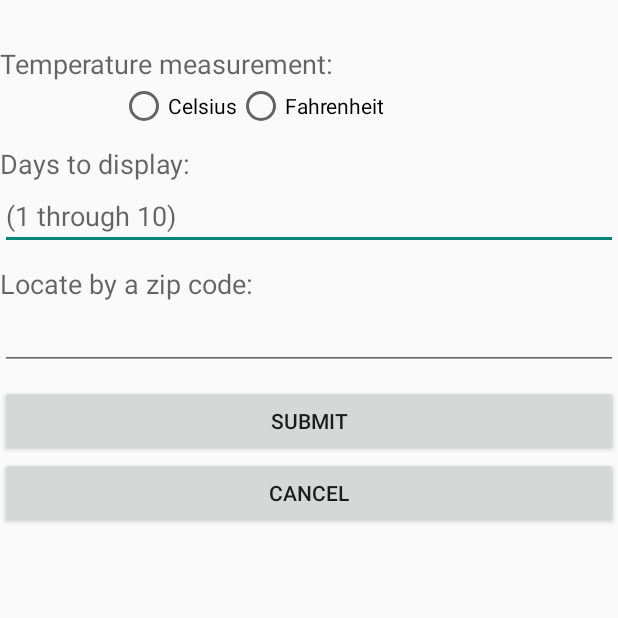
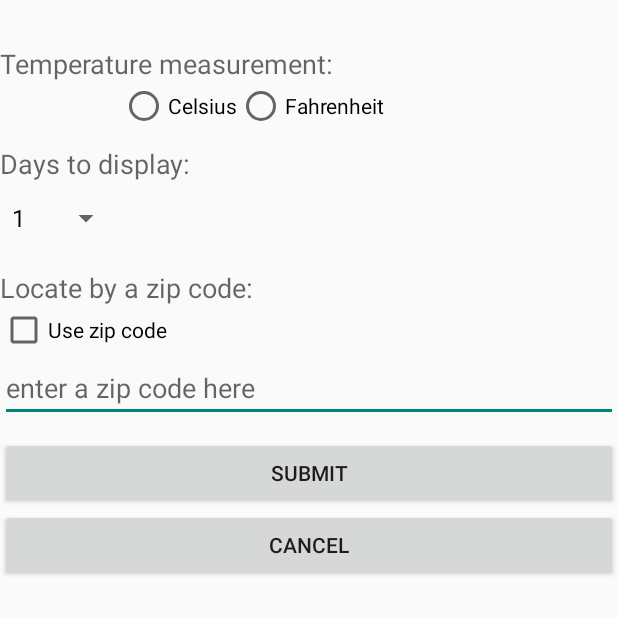
Before and after one commit to tczs91/Weather-App, an Android app: the screen it shows after launch (SettingActivity), after a tap on "SETTINGS", on a phone screen of 412 x 824 dp, the top half of it. Run offline under Robolectric (Android 15) with nearby library versions, the phone set to English and light mode, and no system bars; our stand-ins replace Picasso; pictures from the network do not load.

Commit message:
Finished setting_layout and ActivitySetting

```diff
--- a/app/src/main/java/com/example/user/weatherapp/activity/SettingActivity.java
+++ b/app/src/main/java/com/example/user/weatherapp/activity/SettingActivity.java
@@ -1,25 +1,40 @@
 package com.example.user.weatherapp.activity;
 
 import android.content.Intent;
+import android.content.SharedPreferences;
 import android.os.Bundle;
+import android.preference.PreferenceManager;
 import android.support.v7.app.AppCompatActivity;
-import android.text.TextUtils;
 import android.view.View;
+import android.widget.AdapterView;
+import android.widget.ArrayAdapter;
 import android.widget.Button;
+import android.widget.CheckBox;
 import android.widget.EditText;
+import android.widget.RadioButton;
 import android.widget.RadioGroup;
-import android.widget.Toast;
+import android.widget.Spinner;
+import android.widget.TextView;
 
 import com.example.user.weatherapp.R;
 
-public class SettingActivity extends AppCompatActivity {
-    private EditText mDaysToDisp;
+public class SettingActivity extends AppCompatActivity implements AdapterView.OnItemSelectedListener{
+    //private EditText mDaysToDisp;
     private EditText mZipCode;
     private RadioGroup mBtnGroup;
-    private String mTemperatureMeasurement;
-
     private Button mSubmitBtn;
     private Button mCancelBtn;
+    private Spinner mDayDispSpinner;
+    private CheckBox mCheckUseZipCode;
+
+    //Variables used to get the sharedpreferences
+    private String mTemperatureMeasurement;
+    private String mLanguage;
+    private String mZipCodePref;
+    private String mDaysToDisplay;
+    private Boolean mIsUsingZipCode;
+
+
 
     @Override
     protected void onCreate(Bundle savedInstanceState) {
@@ -27,37 +42,63 @@ public class SettingActivity extends AppCompatActivity {
         setContentView(R.layout.activity_setting);
 
 
+        //wire up checkbox
+        mCheckUseZipCode = (CheckBox) findViewById(R.id.useZipCheckBox);
+
+        //Load SharedPrefs
+        LoadPrefs();
+
         //wire up
-        mDaysToDisp = (EditText)findViewById(R.id.daysToDispEditText);
         mZipCode = (EditText)findViewById(R.id.zipCodeEditText);
         mBtnGroup = (RadioGroup)findViewById(R.id.btn_group);
+        ArrayAdapter dispAdapter=ArrayAdapter.createFromResource(this,R.array.disp_days,android.R.layout.simple_spinner_dropdown_item);
+        mDayDispSpinner = (Spinner) findViewById(R.id.dayDispSpinner);
+        mDayDispSpinner.setAdapter(dispAdapter);
+        mDayDispSpinner.setOnItemSelectedListener(this);
 
         mSubmitBtn = (Button)findViewById(R.id.btn_submit);
         mSubmitBtn.setOnClickListener(new View.OnClickListener() {
             @Override
             public void onClick(View v) {
-                if(check() == true) {
-                    //// TODO: 10/26/15 return to weathermain and change the settings
+                    SavePrefs("DaysToDisplay",mDaysToDisplay);
+
+                    //handle if group button selected if then pass F or C
+                    if(mBtnGroup.getCheckedRadioButtonId() != -1) {
+                        RadioButton radioButton = (RadioButton) findViewById(mBtnGroup.getCheckedRadioButtonId());
+                        mTemperatureMeasurement = radioButton.getText().toString();
+                        SavePrefs("TempMeasurement", mTemperatureMeasurement);
+                    }
+
+
+                    //use the zip code to relocate
+                    //if the user has imputed a zipcode
+                    if(mCheckUseZipCode.isChecked()) {
+                        mZipCodePref = mZipCode.getText().toString();
+                        SavePrefs("ZipCode", mZipCodePref);
+                        mIsUsingZipCode = true;
+                        SavePrefs("IsUsingZipCode", mIsUsingZipCode);
+                    } else {
+                        mIsUsingZipCode = false;
+                        SavePrefs("IsUsingZipCode", mIsUsingZipCode);
+                    }
+                    /*if(TextUtils.isEmpty(mZipCode.getText().toString())) {}
+                    else {
+                        mZipCodePref = mZipCode.getText().toString();
+                        SavePrefs("ZipCode", mZipCodePref);
+                        mIsUsingZipCode = true;
+                        SavePrefs("IsUsingZipCode", mIsUsingZipCode);
+                    }
+*/
+                    //Todo: create new groupbutton in layout and pass the language
+                    mLanguage = "ENG";
+                    SavePrefs("Language", mLanguage);
+
                     Intent intent = new Intent(SettingActivity.this, WeatherMainActivity.class);
                     finish();
                     startActivity(intent);
-                }
+
             }
 
-            /*@Override
-            public void onClick(View v) {
-                if(check() == true) {
-                    User user = new User();
-                    user.setUserEmail(mUserEmailValue.getText().toString());
-                    user.setUserName(mUserNickNameValue.getText().toString());
-                    user.setUserPwd(mUserPwdValue.getText().toString());
-                    user.setUserGender(mUserGender);
-                    user.setUserDob(mUserDob);
-                    user.setUserDescription(mUserDesValue.getText().toString());
-                    UserService userService = new UserService(SignUpActivity.this, "SignUp", SignUpActivity.this);
-                    userService.signUp(user);
-                }
-            }*/
         });
 
         mCancelBtn = (Button)findViewById(R.id.btn_cancel);
@@ -69,36 +110,35 @@ public class SettingActivity extends AppCompatActivity {
                 startActivity(intent);
             }
         });
-
         //finish wire up
 
-
-        /*Toolbar toolbar = (Toolbar) findViewById(R.id.toolbar);
-        setSupportActionBar(toolbar);
-
-        FloatingActionButton fab = (FloatingActionButton) findViewById(R.id.fab);
-        fab.setOnClickListener(new View.OnClickListener() {
-            @Override
-            public void onClick(View view) {
-                Snackbar.make(view, "Replace with your own action", Snackbar.LENGTH_LONG)
-                        .setAction("Action", null).show();
-            }
-        });*/
     }
 
     private void LoadPrefs() {
-
-    }
-
-    private  void SavePrefs(String key, boolean value) {
-
+        SharedPreferences sp = PreferenceManager.getDefaultSharedPreferences(this);
+        mDaysToDisplay = sp.getString("DaysToDisplay", "3");
+        mLanguage = sp.getString("Language", "ENG");
+        mTemperatureMeasurement = sp.getString("TempMeasurement", "Fahrenheit");
+        mZipCodePref = sp.getString("ZipCode", "22202");
+        mIsUsingZipCode = sp.getBoolean("IsUsingZipCode", false);
+        if(mIsUsingZipCode) {
+            mCheckUseZipCode.setChecked(true);
+        }
     }
 
     private  void SavePrefs(String key, String value) {
-
+        SharedPreferences sp = PreferenceManager.getDefaultSharedPreferences(this);
+        SharedPreferences.Editor edit = sp.edit();
+        edit.putString(key,value);
+        edit.commit();
     }
 
-
+    private  void SavePrefs(String key, Boolean value) {
+        SharedPreferences sp = PreferenceManager.getDefaultSharedPreferences(this);
+        SharedPreferences.Editor edit = sp.edit();
+        edit.putBoolean(key,value);
+        edit.commit();
+    }
 
     @Override
     public void onBackPressed() {
@@ -108,25 +148,14 @@ public class SettingActivity extends AppCompatActivity {
         startActivity(intent);
     }
 
-    private boolean check() {
-        if(TextUtils.isEmpty(mDaysToDisp.getText().toString())) {
-            return true;
-        } else if(mDaysToDisp.getText().toString().equals("1")
-                ||mDaysToDisp.getText().toString().equals("2")
-                ||mDaysToDisp.getText().toString().equals("3")
-                ||mDaysToDisp.getText().toString().equals("4")
-                ||mDaysToDisp.getText().toString().equals("5")
-                ||mDaysToDisp.getText().toString().equals("6")
-                ||mDaysToDisp.getText().toString().equals("7")
-                ||mDaysToDisp.getText().toString().equals("8")
-                ||mDaysToDisp.getText().toString().equals("9")
-                ||mDaysToDisp.getText().toString().equals("10")){
-            return true;
-        } else {
-            Toast.makeText(SettingActivity.this, "The number of days to display should be 1 through 10!",Toast.LENGTH_SHORT).show();
-            return false;
-        }
+    @Override
+    public void onItemSelected(AdapterView<?> parent, View view, int position, long id) {
+        TextView myText = (TextView) view;
+        mDaysToDisplay = myText.getText().toString();
     }
 
+    @Override
+    public void onNothingSelected(AdapterView<?> parent) {
 
+    }
 }
--- a/app/src/main/java/com/example/user/weatherapp/activity/WeatherMainActivity.java
+++ b/app/src/main/java/com/example/user/weatherapp/activity/WeatherMainActivity.java
@@ -4,10 +4,12 @@ import android.Manifest;
 import android.app.ProgressDialog;
 import android.content.DialogInterface;
 import android.content.Intent;
+import android.content.SharedPreferences;
 import android.content.pm.PackageManager;
 import android.location.Location;
 import android.os.Build;
 import android.os.Bundle;
+import android.preference.PreferenceManager;
 import android.support.v4.app.ActivityCompat;
 import android.support.v4.content.ContextCompat;
 import android.support.v7.app.AlertDialog;
@@ -40,13 +42,19 @@ public class WeatherMainActivity extends AppCompatActivity implements DownloadWe
     private String mQuery;
     private final String TAG = "WeatherMainActivity";
 
-    //Test Download Weather Data
     private TextView mLocationTextView;
     private Button mSettingButton;
 
     private List<WeatherDay> mWeatherDay = new ArrayList<WeatherDay>();
+    private List<WeatherDay> mListWeatherDay = new ArrayList<WeatherDay>();
     private Location mlocation;
 
+    //Variables used to get the sharedpreferences
+    private String mTemperatureMeasurement;
+    private String mLanguage;
+    private String mZipCodePref;
+    private String mDaysToDisplay;
+    private Boolean mIsUsingZipCode;
 
     private ProgressDialog progressDialog;
     private ProgressDialog weatherProgressDialog;
@@ -58,7 +66,11 @@ public class WeatherMainActivity extends AppCompatActivity implements DownloadWe
         super.onCreate(savedInstanceState);
         setContentView(R.layout.weather_main);
 
-        //downloadTask = new DownloadWeatherDataAsyncTask(this,this);
+        //Load SharedPrefs
+        LoadPrefs();
+
+        final LocationFinder locationFinder = new LocationFinder(this, this);
+
         progressDialog = new ProgressDialog(this);
         weatherProgressDialog = new ProgressDialog(this);
 
@@ -73,6 +85,7 @@ public class WeatherMainActivity extends AppCompatActivity implements DownloadWe
                 startActivity(intent);
             }
         });
+
 
         //inform user of intent to use their location (only for Android 6.0+)
         if(Build.VERSION.SDK_INT >= Build.VERSION_CODES.M && ContextCompat.checkSelfPermission(this, Manifest.permission.ACCESS_COARSE_LOCATION) != PackageManager.PERMISSION_GRANTED){
@@ -91,24 +104,19 @@ public class WeatherMainActivity extends AppCompatActivity implements DownloadWe
                     .show();
         }
 
-        //detect the user location
-        LocationFinder locationFinder = new LocationFinder(this,this);
+        //detect the user location if IsUsingZipCode == false
+        if(mIsUsingZipCode == false) {
             locationFinder.detectLocation();
-
-
-
             progressDialog.setMessage("Locating...");
             progressDialog.show();
-        //Use VA/Arlington as the location to test
+        } else {
+            mQuery = mZipCodePref;
+            weatherProgressDialog.setMessage("Downloading weather Data...");
+            weatherProgressDialog.show();
 
-        //mQuery = mLatitude + "," +mLongitude;
-
-        //String query = "VA/Arlington";
-
-        //// TODO: 10/25/15 find the user's location
-        //downloadTask.execute(mQuery);
-
-
+            downloadTask = new DownloadWeatherDataAsyncTask(this,this);
+            downloadTask.execute(mQuery);
+        }
     }
 
     public void onRequestPermissionsResult(int requestCode, String permissions[], int[] grantResults){
@@ -153,6 +161,11 @@ public class WeatherMainActivity extends AppCompatActivity implements DownloadWe
     public void weatherDataDownloaded(List<WeatherDay> jsonForecast) {
         weatherProgressDialog.hide();
         mWeatherDay = jsonForecast;
+        int dispDays = Integer.valueOf(mDaysToDisplay).intValue();
+        for(int n=0; n< dispDays ;n++) {
+            WeatherDay currentDay = mWeatherDay.get(n);
+            mListWeatherDay.add(currentDay);
+        }
 
         populateListView();
         mLocationTextView.setText(jsonForecast.get(0).getLocation());
@@ -190,7 +203,7 @@ public class WeatherMainActivity extends AppCompatActivity implements DownloadWe
 
     private class WeatherListAdapter extends ArrayAdapter<WeatherDay> {
         public WeatherListAdapter(){
-            super(WeatherMainActivity.this, R.layout.item_view, mWeatherDay);
+            super(WeatherMainActivity.this, R.layout.item_view, mListWeatherDay);
 
         }
 
@@ -203,7 +216,7 @@ public class WeatherMainActivity extends AppCompatActivity implements DownloadWe
             }
 
             //find the weatherDay to work with.
-            WeatherDay currentDay = mWeatherDay.get(position);
+            WeatherDay currentDay = mListWeatherDay.get(position);
 
             //fill the view
             ImageView imageView = (ImageView) itemView.findViewById(R.id.conditionIconImageView);
@@ -213,6 +226,9 @@ public class WeatherMainActivity extends AppCompatActivity implements DownloadWe
             TextView weekDayText = (TextView) itemView.findViewById(R.id.weekDayTextView);
             weekDayText.setText(currentDay.getWeekDay());
 
+            //Use mTemperatureMeasurement to decide to use Celsius or Fahrenheit
+            if(mTemperatureMeasurement.equals("Celsius")) {
+
                 //High temperature:
                 TextView tempHighText = (TextView) itemView.findViewById(R.id.tempHighTextView);
                 tempHighText.setText(String.valueOf(currentDay.getHighTempC()) + "\u00B0");
@@ -220,6 +236,17 @@ public class WeatherMainActivity extends AppCompatActivity implements DownloadWe
                 //Low temperature:
                 TextView tempLowText = (TextView) itemView.findViewById(R.id.tempLowTextView);
                 tempLowText.setText(String.valueOf(currentDay.getLowTempC()) +"\u00B0");
+            } else {
+
+                //High temperature:
+                TextView tempHighText = (TextView) itemView.findViewById(R.id.tempHighTextView);
+                tempHighText.setText(String.valueOf(currentDay.getHighTempF()) + "\u00B0");
+
+                //Low temperature:
+                TextView tempLowText = (TextView) itemView.findViewById(R.id.tempLowTextView);
+                tempLowText.setText(String.valueOf(currentDay.getLowTempF()) +"\u00B0");
+            }
+
             return itemView;
         }
     }
@@ -229,4 +256,27 @@ public class WeatherMainActivity extends AppCompatActivity implements DownloadWe
         ArrayAdapter<WeatherDay> adapter = new WeatherListAdapter();
         weatherListView.setAdapter(adapter);
     }
+
+    private void LoadPrefs() {
+        SharedPreferences sp = PreferenceManager.getDefaultSharedPreferences(this);
+        mDaysToDisplay = sp.getString("DaysToDisplay", "3");
+        mLanguage = sp.getString("Language", "ENG");
+        mTemperatureMeasurement = sp.getString("TempMeasurement", "Fahrenheit");
+        mZipCodePref = sp.getString("ZipCode", "22202");
+        mIsUsingZipCode = sp.getBoolean("IsUsingZipCode", false);
     }
+
+    private  void SavePrefs(String key, String value) {
+        SharedPreferences sp = PreferenceManager.getDefaultSharedPreferences(this);
+        SharedPreferences.Editor edit = sp.edit();
+        edit.putString(key, value);
+        edit.commit();
+    }
+
+    private  void SavePrefs(String key, Boolean value) {
+        SharedPreferences sp = PreferenceManager.getDefaultSharedPreferences(this);
+        SharedPreferences.Editor edit = sp.edit();
+        edit.putBoolean(key,value);
+        edit.commit();
+    }
+}
--- a/app/src/main/res/layout/activity_setting.xml
+++ b/app/src/main/res/layout/activity_setting.xml
@@ -46,15 +46,14 @@
         android:layout_below="@+id/btn_group"
         android:layout_marginTop="10dp"/>
 
-    <EditText
-        android:layout_width="match_parent"
+    <Spinner
+        android:layout_width="wrap_content"
         android:layout_height="wrap_content"
-        android:inputType="number"
-        android:ems="10"
-        android:hint="(1 through 10)"
-        android:id="@+id/daysToDispEditText"
+        android:id="@+id/dayDispSpinner"
         android:layout_below="@+id/daysToDisplayTextView"
-        android:layout_centerHorizontal="true"/>
+        android:layout_alignParentLeft="true"
+        android:layout_alignParentStart="true"
+        android:layout_marginTop="0dp"/>
 
     <TextView
         android:layout_width="wrap_content"
@@ -62,18 +61,26 @@
         android:textAppearance="?android:attr/textAppearanceMedium"
         android:text="@string/zip_code"
         android:id="@+id/zipCodeTextView"
-        android:layout_below="@+id/daysToDispEditText"
+        android:layout_below="@+id/dayDispSpinner"
         android:layout_alignParentLeft="true"
         android:layout_alignParentStart="true"
         android:layout_marginTop="10dp"/>
+
+    <CheckBox
+        android:layout_width="wrap_content"
+        android:layout_height="wrap_content"
+        android:text="@string/user_zip_checkbox"
+        android:id="@+id/useZipCheckBox"
+        android:layout_below="@+id/zipCodeTextView"/>
 
     <EditText
         android:layout_width="match_parent"
         android:layout_height="wrap_content"
         android:inputType="number"
         android:ems="10"
+        android:hint="enter a zip code here"
         android:id="@+id/zipCodeEditText"
-        android:layout_below="@+id/zipCodeTextView"
+        android:layout_below="@+id/useZipCheckBox"
         android:layout_centerHorizontal="true"/>
     <Button
         android:layout_width="match_parent"
@@ -94,6 +101,4 @@
         android:layout_alignParentStart="true"/>
 
 
-
-
 </RelativeLayout>
--- a/app/src/main/res/values/strings.xml
+++ b/app/src/main/res/values/strings.xml
@@ -16,4 +16,18 @@
     <string name="zip_code">Locate by a zip code:</string>
     <string name="cancel_btn">Cancel</string>
     <string name="submit_btn">Submit</string>
+    <string name="btn_detect_location">Locate</string>
+    <string name="user_zip_checkbox">Use zip code</string>
+    <string-array name="disp_days">
+        <item>1</item>
+        <item>2</item>
+        <item>3</item>
+        <item>4</item>
+        <item>5</item>
+        <item>6</item>
+        <item>7</item>
+        <item>8</item>
+        <item>9</item>
+        <item>10</item>
+    </string-array>
 </resources>
```
Also changed, not shown: app/src/main/res/layout/weather_main.xml (+0 -9 lines). Lines whose indentation alone changed are shown as unchanged.
